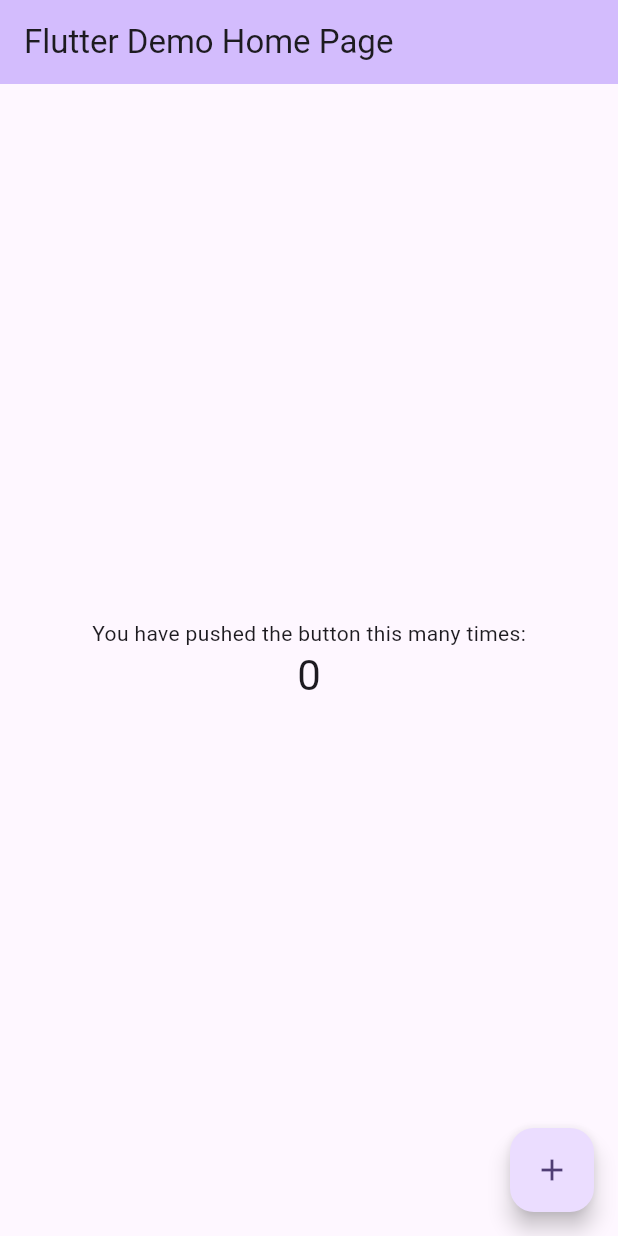
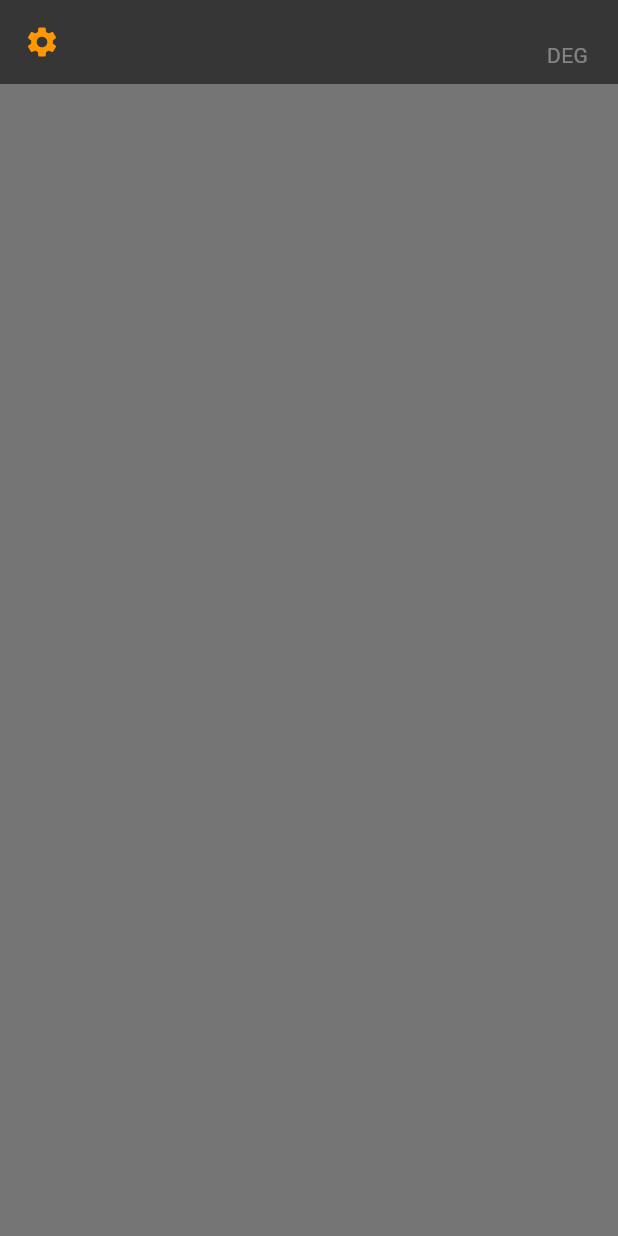
Before and after one commit to amorags/calc_app, a Flutter app: the screen it shows after launch, on a phone screen of 412 x 824 dp. Run offline on Flutter 3.47's test engine with Material 3 defaults, Android fonts, the phone set to English and light mode, and no system bars.

Commit message:
commit 01

```diff
--- /dev/null
+++ b/lib/calculator_view.dart
@@ -0,0 +1,32 @@
+import 'package:flutter/material.dart';
+
+class CalculatorView extends StatefulWidget {
+  const CalculatorView({Key? key}) : super(key: key);
+
+  @override
+  State<CalculatorView> createState() => _CalculatorViewState();
+}
+
+class _CalculatorViewState extends State<CalculatorView> {
+
+  @override
+  Widget build(BuildContext context) {
+    return Scaffold(
+        backgroundColor: Colors.black54,
+        appBar: AppBar(
+          elevation: 0,
+          backgroundColor: Colors.black54,
+          leading: const Icon(Icons.settings, color: Colors.orange),
+          actions: const [
+            Padding(
+              padding: EdgeInsets.only(top: 18.0),
+              child: Text('DEG', style: TextStyle(color: Colors.white38)),
+            ),
+            SizedBox(width: 20),
+          ],
+        ),
+        body: const SafeArea(
+          child: Column(),
+        ));
+  }
+}
--- a/lib/main.dart
+++ b/lib/main.dart
@@ -1,125 +1,22 @@
 import 'package:flutter/material.dart';
+import 'calculator_view.dart';
 
 void main() {
   runApp(const MyApp());
 }
 
 class MyApp extends StatelessWidget {
-  const MyApp({super.key});
+  const MyApp({Key? key}) : super(key: key);
 
-  // This widget is the root of your application.
   @override
   Widget build(BuildContext context) {
     return MaterialApp(
-      title: 'Flutter Demo',
+      title: 'Fucking Epic Lommeregner',
       theme: ThemeData(
-        // This is the theme of your application.
-        //
-        // TRY THIS: Try running your application with "flutter run". You'll see
-        // the application has a purple toolbar. Then, without quitting the app,
-        // try changing the seedColor in the colorScheme below to Colors.green
-        // and then invoke "hot reload" (save your changes or press the "hot
-        // reload" button in a Flutter-supported IDE, or press "r" if you used
-        // the command line to start the app).
-        //
-        // Notice that the counter didn't reset back to zero; the application
-        // state is not lost during the reload. To reset the state, use hot
-        // restart instead.
-        //
-        // This works for code too, not just values: Most code changes can be
-        // tested with just a hot reload.
-        colorScheme: ColorScheme.fromSeed(seedColor: Colors.deepPurple),
-        useMaterial3: true,
+        primarySwatch: Colors.blue,
       ),
-      home: const MyHomePage(title: 'Flutter Demo Home Page'),
+      debugShowCheckedModeBanner: false,
+      home: const CalculatorView(),
     );
   }
 }
-
-class MyHomePage extends StatefulWidget {
-  const MyHomePage({super.key, required this.title});
-
-  // This widget is the home page of your application. It is stateful, meaning
-  // that it has a State object (defined below) that contains fields that affect
-  // how it looks.
-
-  // This class is the configuration for the state. It holds the values (in this
-  // case the title) provided by the parent (in this case the App widget) and
-  // used by the build method of the State. Fields in a Widget subclass are
-  // always marked "final".
-
-  final String title;
-
-  @override
-  State<MyHomePage> createState() => _MyHomePageState();
-}
-
-class _MyHomePageState extends State<MyHomePage> {
-  int _counter = 0;
-
-  void _incrementCounter() {
-    setState(() {
-      // This call to setState tells the Flutter framework that something has
-      // changed in this State, which causes it to rerun the build method below
-      // so that the display can reflect the updated values. If we changed
-      // _counter without calling setState(), then the build method would not be
-      // called again, and so nothing would appear to happen.
-      _counter++;
-    });
-  }
-
-  @override
-  Widget build(BuildContext context) {
-    // This method is rerun every time setState is called, for instance as done
-    // by the _incrementCounter method above.
-    //
-    // The Flutter framework has been optimized to make rerunning build methods
-    // fast, so that you can just rebuild anything that needs updating rather
-    // than having to individually change instances of widgets.
-    return Scaffold(
-      appBar: AppBar(
-        // TRY THIS: Try changing the color here to a specific color (to
-        // Colors.amber, perhaps?) and trigger a hot reload to see the AppBar
-        // change color while the other colors stay the same.
-        backgroundColor: Theme.of(context).colorScheme.inversePrimary,
-        // Here we take the value from the MyHomePage object that was created by
-        // the App.build method, and use it to set our appbar title.
-        title: Text(widget.title),
-      ),
-      body: Center(
-        // Center is a layout widget. It takes a single child and positions it
-        // in the middle of the parent.
-        child: Column(
-          // Column is also a layout widget. It takes a list of children and
-          // arranges them vertically. By default, it sizes itself to fit its
-          // children horizontally, and tries to be as tall as its parent.
-          //
-          // Column has various properties to control how it sizes itself and
-          // how it positions its children. Here we use mainAxisAlignment to
-          // center the children vertically; the main axis here is the vertical
-          // axis because Columns are vertical (the cross axis would be
-          // horizontal).
-          //
-          // TRY THIS: Invoke "debug painting" (choose the "Toggle Debug Paint"
-          // action in the IDE, or press "p" in the console), to see the
-          // wireframe for each widget.
-          mainAxisAlignment: MainAxisAlignment.center,
-          children: <Widget>[
-            const Text(
-              'You have pushed the button this many times:',
-            ),
-            Text(
-              '$_counter',
-              style: Theme.of(context).textTheme.headlineMedium,
-            ),
-          ],
-        ),
-      ),
-      floatingActionButton: FloatingActionButton(
-        onPressed: _incrementCounter,
-        tooltip: 'Increment',
-        child: const Icon(Icons.add),
-      ), // This trailing comma makes auto-formatting nicer for build methods.
-    );
-  }
-}
```
